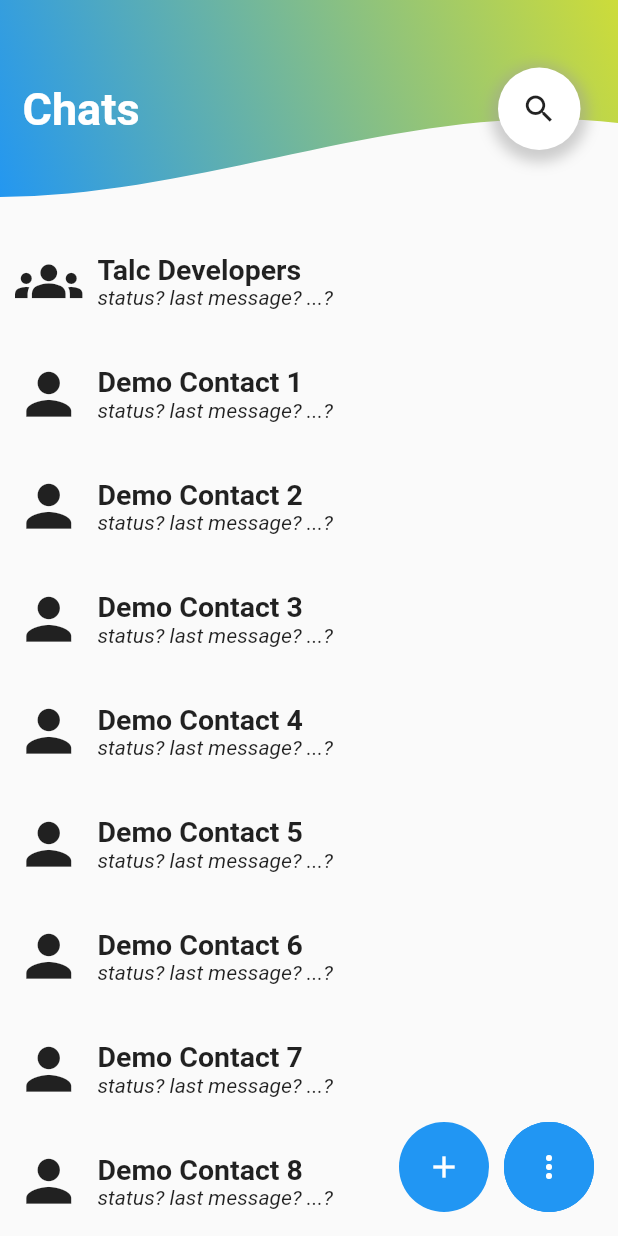
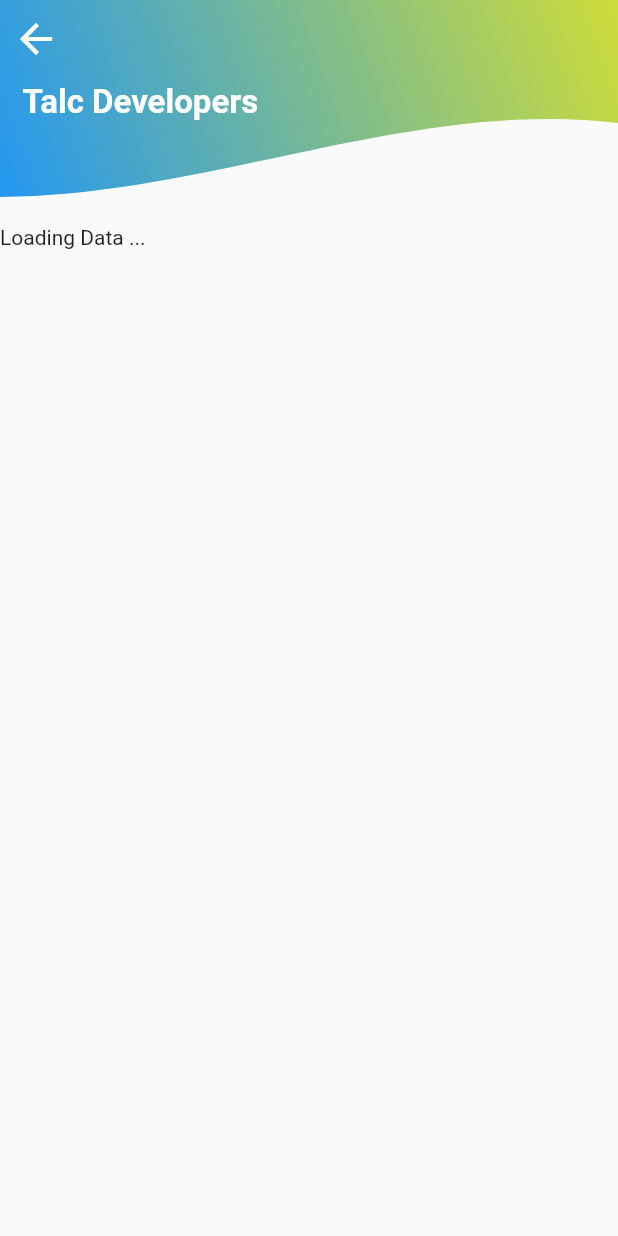
Before and after one commit to RauschSchottManuel/Talc-Messenger, a Flutter app: the screen it shows after launch, after a tap on "Talc Developers", on a phone screen of 412 x 824 dp. Run offline on Flutter 3.47's test engine with Material 2 defaults, Android fonts, the phone set to English and light mode, and no system bars.

Commit message:
Add chat screen transition
Add the transition between the landing screen and the chat screen.

```diff
--- a/talc_messenger/lib/appbar/appbar.dart
+++ b/talc_messenger/lib/appbar/appbar.dart
@@ -48,7 +48,10 @@ class _TalcAppBarState extends State<TalcAppBar> {
               ),
             ),
           ),
-          configureSearchButton(), //NOTE: when not needed on non-homepage add this above:  if(widget.homePage)
+
+          /// Search Button
+          if (widget.homePage) //NOTE: when needed on non-homepage remove this
+            configureSearchButton(),
         ],
       ),
     );
@@ -63,7 +66,9 @@ class _TalcAppBarState extends State<TalcAppBar> {
         child: IconButton(
           color: Colors.white,
           iconSize: 32.0,
-          onPressed: () {},
+          onPressed: () {
+            Navigator.pop(context);
+          },
           icon: const Icon(Icons.arrow_back),
         ),
       ));
--- a/talc_messenger/lib/contact_overview/contact_overview.dart
+++ b/talc_messenger/lib/contact_overview/contact_overview.dart
@@ -1,4 +1,5 @@
 import 'package:flutter/material.dart';
+import 'package:talc_messenger/pages/chat_page/chat_page.dart';
 
 class TalcContactOverview extends StatefulWidget {
   const TalcContactOverview({Key? key, required this.contacts})
@@ -16,12 +17,14 @@ class _TalcContactOverviewState extends State<TalcContactOverview> {
     return ListView.builder(
       itemCount: widget.contacts.length,
       itemBuilder: (context, idx) {
-        return GestureDetector(
+        return InkWell(
           onTap: () {
-            print('Contact tapped: ${widget.contacts[idx]}');
+            Navigator.push(
+                context, _createChatScreenRoute(widget.contacts[idx]));
           },
           child: SizedBox(
             height: 75.0,
+            width: MediaQuery.of(context).size.width,
             child: Row(
               mainAxisAlignment: MainAxisAlignment.start,
               crossAxisAlignment: CrossAxisAlignment.center,
@@ -64,4 +67,29 @@ class _TalcContactOverviewState extends State<TalcContactOverview> {
       },
     );
   }
+
+  Route _createChatScreenRoute(String contact) {
+    var transitionDuration = const Duration(milliseconds: 90);
+
+    return PageRouteBuilder(
+      pageBuilder: (context, animation, secondaryAnimation) => TalcChatScreen(
+        contact: contact,
+      ),
+      transitionDuration: transitionDuration,
+      reverseTransitionDuration: transitionDuration,
+      transitionsBuilder: (context, animation, secondaryAnimation, child) {
+        const begin = Offset(1.0, 0.0);
+        const end = Offset.zero;
+        const curve = Curves.easeInOut;
+
+        var tween =
+            Tween(begin: begin, end: end).chain(CurveTween(curve: curve));
+
+        return SlideTransition(
+          position: animation.drive(tween),
+          child: child,
+        );
+      },
+    );
+  }
 }
--- /dev/null
+++ b/talc_messenger/lib/pages/chat_page/chat_page.dart
@@ -0,0 +1,37 @@
+import 'package:flutter/material.dart';
+import 'package:talc_messenger/appbar/appbar.dart';
+
+class TalcChatScreen extends StatefulWidget {
+  const TalcChatScreen({
+    Key? key,
+    required this.contact,
+  }) : super(key: key);
+
+  final String contact;
+
+  @override
+  State<TalcChatScreen> createState() => _TalcChatScreenState();
+}
+
+class _TalcChatScreenState extends State<TalcChatScreen> {
+  @override
+  Widget build(BuildContext context) {
+    return Scaffold(
+      appBar: TalcAppBar(
+        height: 150.0,
+        homePage: false,
+        showProgressIndicator: true,
+        text: Text(
+          widget.contact,
+          style: const TextStyle(
+            decoration: TextDecoration.none,
+            color: Colors.white,
+            fontSize: 22.0,
+            fontWeight: FontWeight.bold,
+          ),
+        ),
+      ),
+      body: const Text('Loading Data ...'),
+    );
+  }
+}
```
